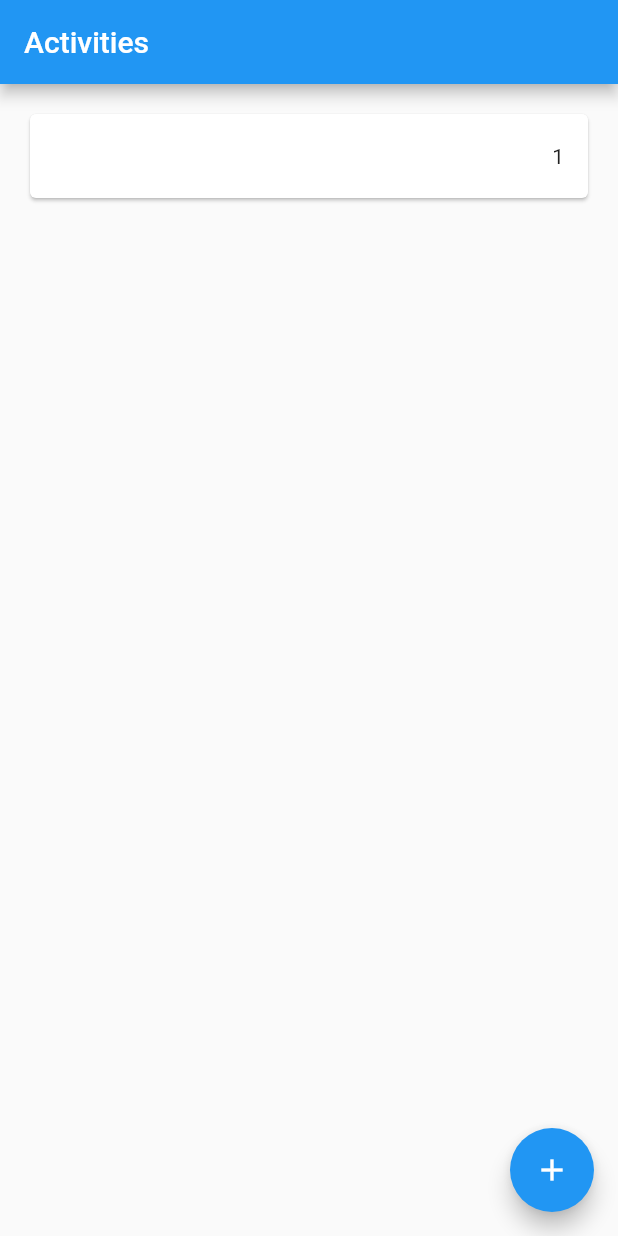
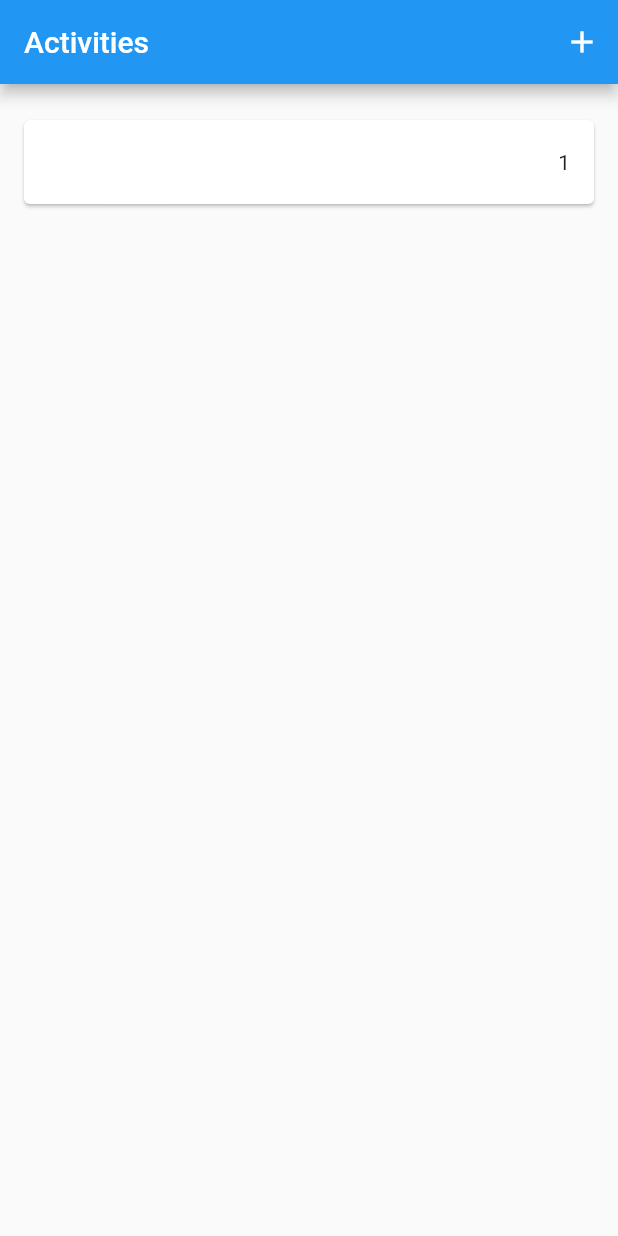
Before and after one commit to JordiiVidal/daily-goals-flutter, a Flutter app: the AddActivityPage screen opened by its route, after a tap on "Create Activity", on a phone screen of 412 x 824 dp. Run offline on Flutter 3.47's test engine with Material 2 defaults, Android fonts, the phone set to English and light mode, and no system bars.

Commit message:
fix items

```diff
--- a/lib/main.dart
+++ b/lib/main.dart
@@ -17,6 +17,7 @@ class MyApp extends StatelessWidget {
     return ChangeNotifierProvider(
       create: (_) => ActivityProvider(),
       child: MaterialApp(
+        debugShowCheckedModeBanner: false,
         title: 'Daily Goals',
         theme: ThemeData(
           primarySwatch: Colors.blue,
--- a/lib/pages/activity_list_page.dart
+++ b/lib/pages/activity_list_page.dart
@@ -15,6 +15,13 @@ class ActivityListPage extends StatelessWidget {
     return Scaffold(
       appBar: AppBar(
         title: const Text('Activities'),
+        actions: [
+          IconButton(
+            icon: const Icon(Icons.add),
+            onPressed: () =>
+                Navigator.pushNamed(context, AddActivityPage.routeName),
+          )
+        ],
       ),
       body: Container(
         padding: const EdgeInsets.all(16.0),
@@ -30,11 +37,6 @@ class ActivityListPage extends StatelessWidget {
           },
         ),
       ),
-      floatingActionButton: FloatingActionButton(
-        child: Icon(Icons.add),
-        onPressed: () =>
-            Navigator.pushNamed(context, AddActivityPage.routeName),
-      ),
     );
   }
 }
--- a/lib/widgets/activity_litem_list.dart
+++ b/lib/widgets/activity_litem_list.dart
@@ -7,20 +7,37 @@ import 'package:flutter/material.dart';
 class ActivityItemList extends StatelessWidget {
   final Activity activity;
   final ActivityProvider provider;
-  const ActivityItemList({Key key, this.activity, this.provider}) : super(key: key);
+  const ActivityItemList({Key key, this.activity, this.provider})
+      : super(key: key);
 
   @override
   Widget build(BuildContext context) {
-    return Dismissible(
+    return Padding(
+      padding: const EdgeInsets.symmetric(vertical: 8.0),
+      child: Dismissible(
+        movementDuration: Duration(seconds: 2),
         direction: DismissDirection.endToStart,
         key: Key(activity.id),
         onDismissed: (direction) => provider.removeById(activity.id),
-      background: Card(
-        child: Container(
-          color: Colors.redAccent[100],
+        background: Container(
+          color: Colors.transparent,
+          child: Padding(
+            padding: const EdgeInsets.all(16.0),
+            child: Row(
+              mainAxisAlignment: MainAxisAlignment.end,
+              children: [
+                Text('DELETE'),
+                const SizedBox(width: 20),
+                Icon(
+                  Icons.delete,
+                  color: Colors.black54,
+                ),
+              ],
+            ),
           ),
         ),
         child: Card(
+          margin: const EdgeInsets.all(0.0),
           child: ListTile(
             onTap: () => Navigator.pushNamed(
               context,
@@ -31,6 +48,7 @@ class ActivityItemList extends StatelessWidget {
             trailing: Text('${activity.exigency.index}'),
           ),
         ),
+      ),
     );
   }
 }
```
Lines whose indentation alone changed are shown as unchanged.
